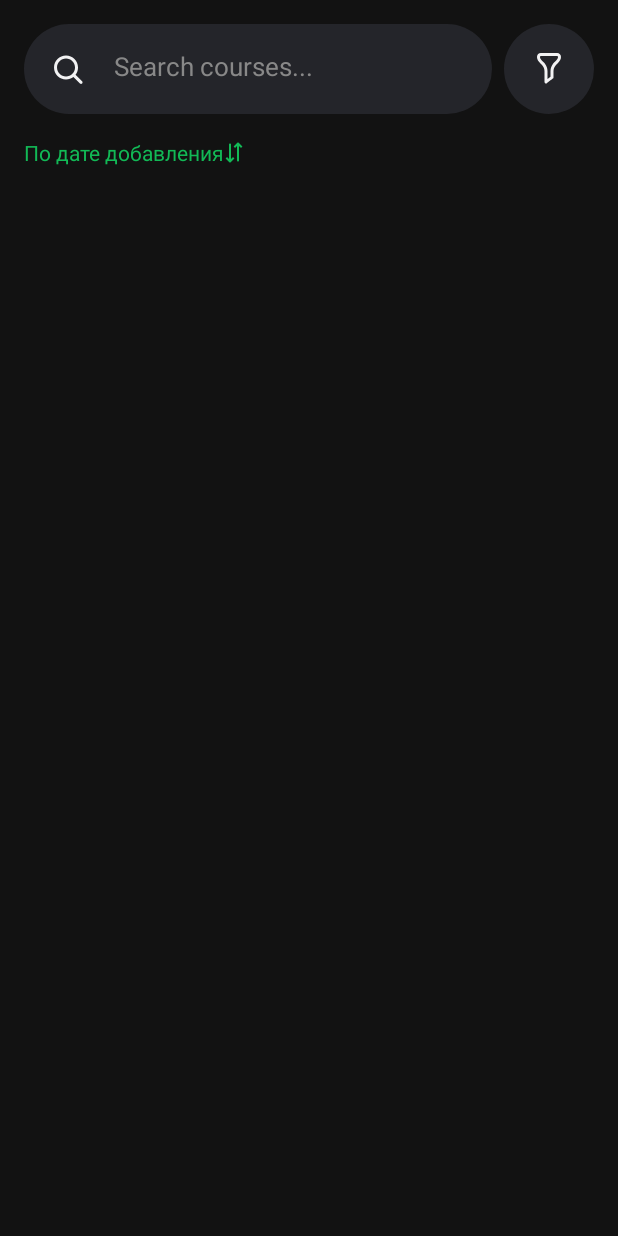
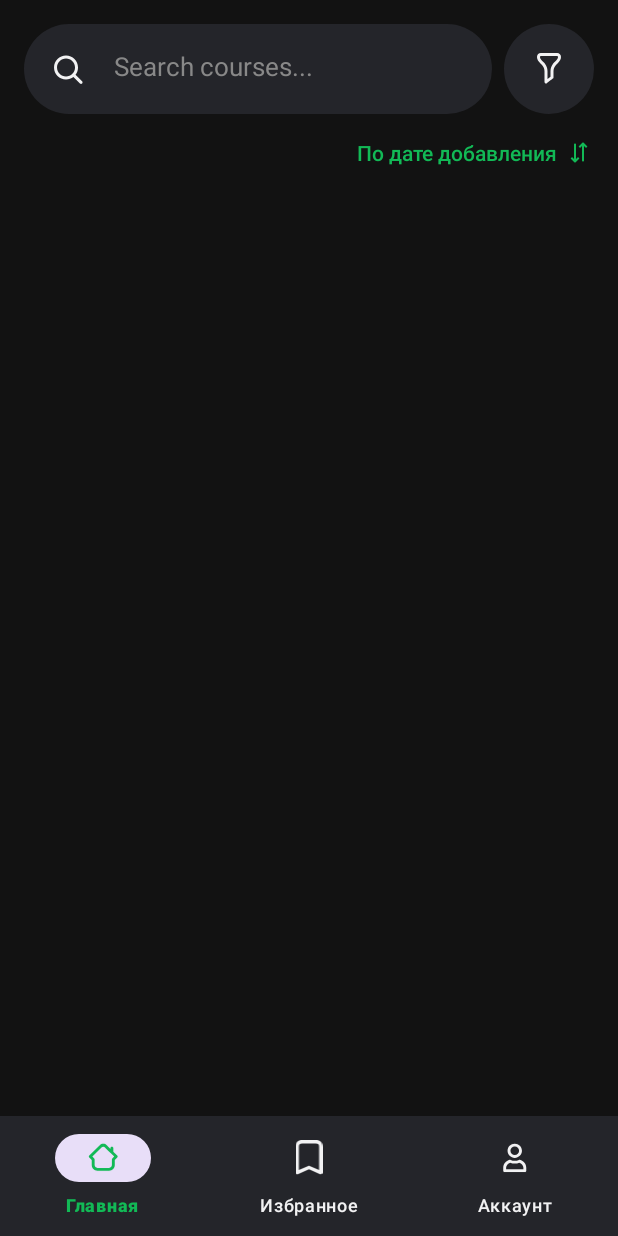
Before and after one commit to Zorgon17/Effective_Mobile_Test_application, an Android app: the MainScreenFragment screen opened through its navigation route, on a phone screen of 412 x 824 dp. Run offline under Robolectric (Android 15) with nearby library versions, the phone set to English and light mode, and no system bars; our stand-ins replace Dagger/Hilt's generated code, navigation-ui; libraries missing offline, so code that uses them is left out: com.jakewharton.retrofit2.

Commit message:
#4 Финалим

```diff
--- a/app/src/main/java/com/example/effectivemobiletestapplication/MainActivity.kt
+++ b/app/src/main/java/com/example/effectivemobiletestapplication/MainActivity.kt
@@ -1,14 +1,37 @@
 package com.example.effectivemobiletestapplication
 
 import android.os.Bundle
+import android.view.View
 import androidx.appcompat.app.AppCompatActivity
+import androidx.navigation.NavController
+import androidx.navigation.fragment.NavHostFragment
+import androidx.navigation.ui.setupWithNavController
+import com.example.presentation.R.id.enterScreenFragment
+import com.google.android.material.bottomnavigation.BottomNavigationView
 import dagger.hilt.android.AndroidEntryPoint
 
 @AndroidEntryPoint
 class MainActivity : AppCompatActivity() {
 
+    private lateinit var bottomNavigation: BottomNavigationView
+    private lateinit var navController: NavController
+
     override fun onCreate(savedInstanceState: Bundle?) {
         super.onCreate(savedInstanceState)
         setContentView(R.layout.activity_main)
+
+        bottomNavigation = findViewById(R.id.bottom_navigation)
+
+        val navHostFragment = supportFragmentManager
+            .findFragmentById(R.id.nav_host_fragment) as NavHostFragment
+        navController = navHostFragment.navController
+
+        bottomNavigation.setupWithNavController(navController)
+
+        navController.addOnDestinationChangedListener { _, destination, _ ->
+            bottomNavigation.visibility =
+                if (destination.id == enterScreenFragment) View.GONE
+                else View.VISIBLE
+        }
     }
 }
--- /dev/null
+++ b/app/src/main/res/color/bottom_nav_item_color_selector.xml
@@ -0,0 +1,5 @@
+<?xml version="1.0" encoding="utf-8"?>
+<selector xmlns:android="http://schemas.android.com/apk/res/android">
+    <item android:color="#12B956" android:state_checked="true" />
+    <item android:color="#F2F2F3" />
+</selector>
--- /dev/null
+++ b/app/src/main/res/drawable/ic_account.xml
@@ -0,0 +1,9 @@
+<vector xmlns:android="http://schemas.android.com/apk/res/android"
+    android:width="25dp"
+    android:height="24dp"
+    android:viewportWidth="25"
+    android:viewportHeight="24">
+  <path
+      android:pathData="M12.331,1.953C9.57,1.953 7.331,4.192 7.331,6.953C7.331,9.715 9.57,11.953 12.331,11.953C15.093,11.953 17.331,9.715 17.331,6.953C17.331,4.192 15.093,1.953 12.331,1.953ZM12.331,3.953C13.988,3.953 15.331,5.296 15.331,6.953C15.331,8.61 13.988,9.953 12.331,9.953C10.674,9.953 9.331,8.61 9.331,6.953C9.331,5.296 10.674,3.953 12.331,3.953ZM8.8,13.266C6.186,13.98 4.331,16.253 4.331,18.953V20.953C4.331,21.506 4.779,21.953 5.331,21.953H19.331C19.884,21.953 20.331,21.506 20.331,20.953V18.953C20.331,16.253 18.477,13.98 15.863,13.266C15.638,13.204 15.418,13.233 15.206,13.328C14.291,13.741 13.316,13.953 12.331,13.953C11.346,13.953 10.372,13.741 9.456,13.328C9.244,13.233 9.024,13.204 8.8,13.266ZM9.206,15.266C10.216,15.648 11.251,15.953 12.331,15.953C13.412,15.953 14.446,15.648 15.456,15.266C17.16,15.782 18.331,17.22 18.331,18.953V19.953H6.331V18.953C6.331,17.22 7.503,15.782 9.206,15.266Z"
+      android:fillColor="#F2F2F3"/>
+</vector>
--- /dev/null
+++ b/app/src/main/res/drawable/ic_favourites.xml
@@ -0,0 +1,9 @@
+<vector xmlns:android="http://schemas.android.com/apk/res/android"
+    android:width="16dp"
+    android:height="21dp"
+    android:viewportWidth="16"
+    android:viewportHeight="21">
+  <path
+      android:pathData="M3.998,0.014C1.446,0.014 -0.002,1.461 -0.002,4.011V18.997C-0.002,19.715 0.713,20.217 1.373,19.934L7.998,17.093L14.592,19.934C15.252,20.217 15.998,19.715 15.998,18.997V4.011C15.998,1.39 14.693,0.014 11.998,0.014H3.998ZM3.998,2.012H11.998C13.564,2.012 13.998,2.47 13.998,4.011V17.499L8.373,15.095C8.121,14.987 7.843,14.987 7.592,15.095L1.998,17.499V4.011C1.998,2.564 2.55,2.012 3.998,2.012Z"
+      android:fillColor="#F2F2F3"/>
+</vector>
--- /dev/null
+++ b/app/src/main/res/drawable/ic_main_screen.xml
@@ -0,0 +1,9 @@
+<vector xmlns:android="http://schemas.android.com/apk/res/android"
+    android:width="25dp"
+    android:height="24dp"
+    android:viewportWidth="25"
+    android:viewportHeight="24">
+  <path
+      android:pathData="M12.678,2.014C11.803,2.014 10.939,2.347 10.271,3.014L2.959,10.295C2.568,10.686 2.568,11.342 2.959,11.733L4.678,13.452V17.014C4.678,19.223 6.469,21.014 8.678,21.014H16.678C18.887,21.014 20.678,19.223 20.678,17.014V13.452L22.396,11.733C22.787,11.342 22.787,10.686 22.396,10.295C22.057,9.956 20.815,8.708 19.678,7.576V5.014C19.678,4.462 19.23,4.014 18.678,4.014C18.125,4.014 17.678,4.462 17.678,5.014V5.608C16.608,4.543 15.408,3.338 15.084,3.014C14.416,2.347 13.552,2.014 12.678,2.014ZM12.678,4.014C13.041,4.014 13.401,4.143 13.678,4.42C14.212,4.955 16.227,6.96 17.959,8.702C17.966,8.709 17.952,8.726 17.959,8.733C17.965,8.739 17.984,8.726 17.99,8.733C18.905,9.652 19.706,10.48 20.24,11.014L18.959,12.295C18.772,12.483 18.678,12.749 18.678,13.014V17.014C18.678,18.119 17.782,19.014 16.678,19.014H8.678C7.573,19.014 6.678,18.119 6.678,17.014V13.014C6.678,12.749 6.584,12.483 6.396,12.295L5.115,11.014L11.678,4.42C11.955,4.143 12.315,4.014 12.678,4.014Z"
+      android:fillColor="#F2F2F3"/>
+</vector>
--- a/app/src/main/res/layout/activity_main.xml
+++ b/app/src/main/res/layout/activity_main.xml
@@ -1,9 +1,27 @@
 <?xml version="1.0" encoding="utf-8"?>
-<androidx.fragment.app.FragmentContainerView xmlns:android="http://schemas.android.com/apk/res/android"
+<LinearLayout
+    xmlns:android="http://schemas.android.com/apk/res/android"
     xmlns:app="http://schemas.android.com/apk/res-auto"
-    android:id="@+id/nav_host_fragment"
-    android:name="androidx.navigation.fragment.NavHostFragment"
+    android:orientation="vertical"
     android:layout_width="match_parent"
-    android:layout_height="match_parent"
-    app:navGraph="@navigation/nav_graph"
-    app:defaultNavHost="true" />
+    android:layout_height="match_parent">
+
+    <androidx.fragment.app.FragmentContainerView
+        android:id="@+id/nav_host_fragment"
+        android:name="androidx.navigation.fragment.NavHostFragment"
+        android:layout_width="match_parent"
+        android:layout_height="0dp"
+        android:layout_weight="1"
+        app:defaultNavHost="true"
+        app:navGraph="@navigation/nav_graph" />
+
+    <com.google.android.material.bottomnavigation.BottomNavigationView
+        android:id="@+id/bottom_navigation"
+        android:layout_width="match_parent"
+        android:layout_height="wrap_content"
+        android:background="#24252A"
+        app:itemIconTint="@color/bottom_nav_item_color_selector"
+        app:itemTextColor="@color/bottom_nav_item_color_selector"
+        app:menu="@menu/bottom_nav_menu" />
+
+</LinearLayout>
--- /dev/null
+++ b/app/src/main/res/menu/bottom_nav_menu.xml
@@ -0,0 +1,15 @@
+<?xml version="1.0" encoding="utf-8"?>
+<menu xmlns:android="http://schemas.android.com/apk/res/android">
+    <item
+        android:id="@+id/navigation_home"
+        android:icon="@drawable/ic_main_screen"
+        android:title="Главная" />
+    <item
+        android:id="@+id/navigation_favorites"
+        android:icon="@drawable/ic_favourites"
+        android:title="Избранное" />
+    <item
+        android:id="@+id/navigation_account"
+        android:icon="@drawable/ic_account"
+        android:title="Аккаунт" />
+</menu>
--- a/gradle/libs.versions.toml
+++ b/gradle/libs.versions.toml
@@ -6,7 +6,7 @@ junit = "4.13.2"
 junitVersion = "1.1.5"
 espressoCore = "3.5.1"
 appcompat = "1.6.1"
-material = "1.10.0"
+material = "1.12.0"
 activity = "1.8.0"
 constraintlayout = "2.1.4"
 legacySupportV4 = "1.0.0"
--- a/presentation/src/main/java/com/example/presentation/screens/enter/EnterFragment.kt
+++ b/presentation/src/main/java/com/example/presentation/screens/enter/EnterFragment.kt
@@ -14,7 +14,7 @@ import androidx.lifecycle.lifecycleScope
 import androidx.lifecycle.repeatOnLifecycle
 import com.example.presentation.R
 import com.example.presentation.databinding.FragmentEnterScreenBinding
-import com.example.presentation.viewmodels.EnterScreenViewModel
+import com.example.presentation.viewmodels.enter.EnterScreenViewModel
 import dagger.hilt.android.AndroidEntryPoint
 import kotlinx.coroutines.launch
 import androidx.navigation.findNavController
--- a/presentation/src/main/java/com/example/presentation/screens/main/MainScreenFragment.kt
+++ b/presentation/src/main/java/com/example/presentation/screens/main/MainScreenFragment.kt
@@ -9,7 +9,7 @@ import androidx.fragment.app.viewModels
 import androidx.lifecycle.lifecycleScope
 import androidx.recyclerview.widget.LinearLayoutManager
 import com.example.presentation.databinding.FragmentMainScreenBinding
-import com.example.presentation.viewmodels.MainScreenViewModel
+import com.example.presentation.viewmodels.main.MainScreenViewModel
 import dagger.hilt.android.AndroidEntryPoint
 import kotlinx.coroutines.flow.collectLatest
 import kotlinx.coroutines.launch
@@ -35,6 +35,10 @@ class MainScreenFragment : Fragment() {
     override fun onViewCreated(view: View, savedInstanceState: Bundle?) {
         super.onViewCreated(view, savedInstanceState)
 
+        binding.sortLabelView.setOnClickListener{
+            viewModel.sortByDate()
+        }
+
         adapter = MainScreenCourseAdapter(emptyList())
         binding.courseListView.adapter = adapter
         binding.courseListView.layoutManager = LinearLayoutManager(requireContext())
--- a/presentation/src/main/java/com/example/presentation/viewmodels/EnterScreenViewModel.kt
+++ b/presentation/src/main/java/com/example/presentation/viewmodels/enter/EnterScreenViewModel.kt
@@ -1,4 +1,4 @@
-package com.example.presentation.viewmodels
+package com.example.presentation.viewmodels.enter
 
 import androidx.lifecycle.ViewModel
 import androidx.lifecycle.viewModelScope
@@ -36,11 +36,11 @@ class EnterScreenViewModel@Inject constructor() : ViewModel() {
 
     val isEmailValid: StateFlow<Boolean> = email.map { email ->
         emailRegex.matcher(email).matches()
-    }.stateIn(viewModelScope, SharingStarted.Eagerly, false)
+    }.stateIn(viewModelScope, SharingStarted.Companion.Eagerly, false)
 
     val isFormValid: StateFlow<Boolean> = combine(isEmailValid, password) { emailValid, pass ->
         emailValid && pass.isNotEmpty()
-    }.stateIn(viewModelScope, SharingStarted.Eagerly, false)
+    }.stateIn(viewModelScope, SharingStarted.Companion.Eagerly, false)
 
     fun onEmailChanged(newEmail: String): String {
         val filtered = newEmail.filter { it.code < 128 }
--- a/presentation/src/main/java/com/example/presentation/viewmodels/MainScreenViewModel.kt
+++ b/presentation/src/main/java/com/example/presentation/viewmodels/main/MainScreenViewModel.kt
@@ -1,12 +1,14 @@
-package com.example.presentation.viewmodels
+package com.example.presentation.viewmodels.main
 
-import android.util.Log
 import androidx.lifecycle.ViewModel
 import androidx.lifecycle.viewModelScope
+import com.example.domain.usecase.GetCoursesUseCase
 import com.example.presentation.mappers.toUi
-import com.example.domain.usecase.GetCoursesUseCase
 import com.example.presentation.uiModels.UiCourse
 import dagger.hilt.android.lifecycle.HiltViewModel
+import java.text.SimpleDateFormat
+import java.util.Date
+import java.util.Locale
 import javax.inject.Inject
 import kotlinx.coroutines.Dispatchers
 import kotlinx.coroutines.flow.MutableStateFlow
@@ -25,14 +27,11 @@ private val getCoursesUseCase: GetCoursesUseCase
     val error: StateFlow<String?> = _error
 
     init {
-        Log.d("ApiServiceRepo", "ViewModel created")
         loadCourses()
     }
 
     private fun loadCourses() {
-        Log.d("ApiServiceRepo", "loadCourses called")
         viewModelScope.launch(Dispatchers.IO) {
-            Log.d("MainScreenViewModel", "Coroutine started")
             try {
                 val result = getCoursesUseCase()
                 _courses.value = result.map { it.toUi() }
@@ -41,4 +40,17 @@ private val getCoursesUseCase: GetCoursesUseCase
             }
         }
     }
+
+    fun sortByDate() {
+        val formatter = SimpleDateFormat("dd MMMM yyyy", Locale.forLanguageTag("ru"))
+
+        _courses.value = _courses.value.sortedBy { course ->
+            try {
+                formatter.parse(course.startDate) ?: Date(0)
+            } catch (e: Exception) {
+                Date(0)
+            }
+        }
+    }
+
 }
--- a/presentation/src/main/res/layout/fragment_main_screen.xml
+++ b/presentation/src/main/res/layout/fragment_main_screen.xml
@@ -1,9 +1,9 @@
 <?xml version="1.0" encoding="utf-8"?>
 <androidx.constraintlayout.widget.ConstraintLayout xmlns:android="http://schemas.android.com/apk/res/android"
     xmlns:app="http://schemas.android.com/apk/res-auto"
+    xmlns:tools="http://schemas.android.com/tools"
     android:layout_width="match_parent"
     android:layout_height="match_parent"
-    xmlns:tools="http://schemas.android.com/tools"
     android:background="#121212">
 
     <LinearLayout
@@ -12,9 +12,9 @@
         android:layout_height="wrap_content"
         android:orientation="horizontal"
         android:padding="16dp"
-        app:layout_constraintTop_toTopOf="parent"
+        app:layout_constraintEnd_toEndOf="parent"
         app:layout_constraintStart_toStartOf="parent"
-        app:layout_constraintEnd_toEndOf="parent">
+        app:layout_constraintTop_toTopOf="parent">
 
         <!-- Поле поиска -->
         <EditText
@@ -22,15 +22,16 @@
             android:layout_width="0dp"
             android:layout_height="60dp"
             android:layout_weight="1"
-            android:hint="@string/search_courses"
             android:background="@drawable/bg_search_field"
             android:drawableLeft="@drawable/ic_search"
             android:drawablePadding="20dp"
+            android:hint="@string/search_courses"
+            android:inputType="text"
             android:padding="20dp"
-            android:textSize="17sp"
             android:textColor="#FFFFFF"
+            android:fontFamily="sans-serif"
             android:textColorHint="#888888"
-            android:inputType="text" />
+            android:textSize="17sp" />
 
         <!-- Иконка фильтра -->
         <ImageView
@@ -38,37 +39,41 @@
             android:layout_width="60dp"
             android:layout_height="60dp"
             android:layout_marginStart="8dp"
+            android:background="@drawable/bg_icon_circle"
             android:contentDescription="@string/filter"
-            android:src="@drawable/ic_filter"
-            android:background="@drawable/bg_icon_circle"
             android:padding="10dp"
-            android:scaleType="centerInside" />
+            android:scaleType="centerInside"
+            android:src="@drawable/ic_filter" />
     </LinearLayout>
 
     <!-- Сортировка -->
-    <TextView
+    <androidx.appcompat.widget.AppCompatTextView
         android:id="@+id/sortLabelView"
         android:layout_width="wrap_content"
         android:layout_height="wrap_content"
+        android:layout_marginEnd="20dp"
+        android:clickable="true"
+        android:fontFamily="sans-serif-medium"
+        android:drawablePadding="8dp"
+        android:focusable="true"
+        android:paddingBottom="8dp"
         android:text="@string/filter_for_date"
         android:textColor="#12B956"
         android:textSize="14sp"
-        android:layout_marginStart="16dp"
         app:drawableEndCompat="@drawable/ic_arrow_down_up"
-        app:layout_constraintTop_toBottomOf="@id/searchBarContainer"
-        app:layout_constraintStart_toStartOf="parent" />
+        app:layout_constraintEnd_toEndOf="parent"
+        app:layout_constraintTop_toBottomOf="@id/searchBarContainer" />
 
     <!-- RecyclerView для курсов -->
     <androidx.recyclerview.widget.RecyclerView
         android:id="@+id/courseListView"
         android:layout_width="0dp"
         android:layout_height="0dp"
-        android:paddingTop="8dp"
         android:clipToPadding="false"
+        app:layout_constraintBottom_toBottomOf="parent"
+        app:layout_constraintEnd_toEndOf="parent"
+        app:layout_constraintStart_toStartOf="parent"
         app:layout_constraintTop_toBottomOf="@id/sortLabelView"
-        app:layout_constraintBottom_toBottomOf="parent"
-        app:layout_constraintStart_toStartOf="parent"
-        app:layout_constraintEnd_toEndOf="parent"
         tools:listitem="@layout/course_item" />
 
 </androidx.constraintlayout.widget.ConstraintLayout>
--- a/presentation/src/main/res/values/strings.xml
+++ b/presentation/src/main/res/values/strings.xml
@@ -13,4 +13,9 @@
     <string name="search_courses">Search courses...</string>
     <string name="filter">Filter</string>
     <string name="filter_for_date">По дате добавления</string>
+    <string name="java">Java-разработчик с нуля</string>
+    <string name="backend_java">Освойте backend-разработку и программирование на Java, фреймворки...</string>
+    <string name="_999">999 ₽</string>
+    <string name="_22_2024">22 Мая 2024</string>
+    <string name="_4_9">4.9</string>
 </resources>
```
Also changed, not shown: presentation/src/main/java/com/example/presentation/mappers/CoursesToUi.kt (+20 -1 lines), presentation/src/main/res/layout/course_item.xml (+43 -38 lines).
